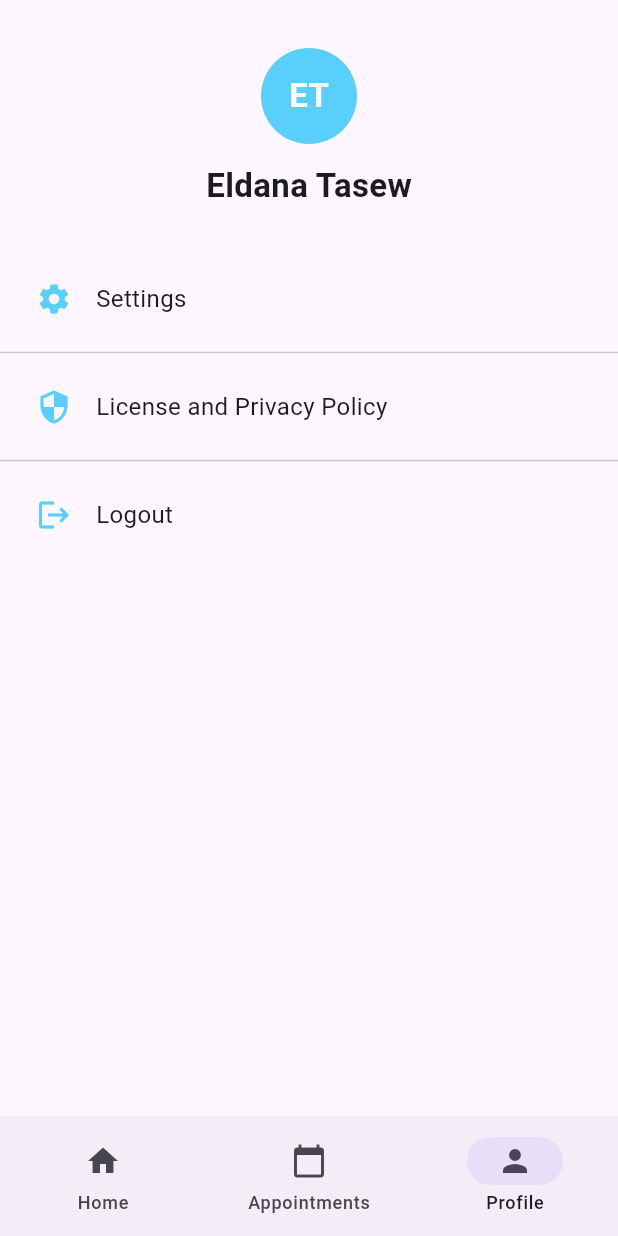
After one commit to bethelge/Flutter-TenaMed-Local-Medical-Appointment-System, a Flutter app: the ProfileScreen screen opened by its route, on a phone screen of 412 x 824 dp. The commit adds this screen. Run offline on Flutter 3.47's test engine with Material 3 defaults, Android fonts, the phone set to English and light mode, and no system bars; our stand-ins replace flutter_riverpod, go_router.

Commit message:
Added profile screen

```diff
--- /dev/null
+++ b/tena_med_flutter/tena_med_flutter/lib/features/appointment/presentation/screens/profile_screen.dart
@@ -0,0 +1,147 @@
+import 'package:flutter/material.dart';
+import 'package:go_router/go_router.dart';
+
+class ProfileScreen extends StatelessWidget {
+  final VoidCallback onLogout;
+
+  const ProfileScreen({Key? key, required this.onLogout}) : super(key: key);
+
+  @override
+  Widget build(BuildContext context) {
+    return Scaffold(
+      bottomNavigationBar: BottomNavBar(selectedIndex: 2),
+      body: SafeArea(
+        child: Column(
+          children: [
+            const SizedBox(height: 32),
+
+            // 🔵 User initials circle
+            Container(
+              height: 64,
+              width: 64,
+              decoration: const BoxDecoration(
+                shape: BoxShape.circle,
+                color: Color(0xFF58CFFD),
+              ),
+              alignment: Alignment.center,
+              child: const Text(
+                "ET",
+                style: TextStyle(
+                  color: Colors.white,
+                  fontSize: 22,
+                  fontWeight: FontWeight.bold,
+                ),
+              ),
+            ),
+
+            const SizedBox(height: 12),
+
+            // 👤 User name
+            const Text(
+              "Eldana Tasew",
+              style: TextStyle(
+                fontSize: 22,
+                fontWeight: FontWeight.bold,
+              ),
+            ),
+
+            const SizedBox(height: 32),
+
+            // ⚙️ Settings options
+            SettingsOption(
+              icon: Icons.settings,
+              title: "Settings",
+              onTap: () {
+                context.go('/settings');
+              },
+            ),
+            const Divider(),
+            SettingsOption(
+              icon: Icons.security,
+              title: "License and Privacy Policy",
+              onTap: () {
+                context.go('/privacy-policy');
+              },
+            ),
+            const Divider(),
+            SettingsOption(
+              icon: Icons.logout,
+              title: "Logout",
+              iconColor: Color(0xFF58CFFD),
+              onTap: () {
+                context.go('/');
+              },
+            ),
+
+            const Spacer(),
+          ],
+        ),
+      ),
+    );
+  }
+}
+
+class SettingsOption extends StatelessWidget {
+  final IconData icon;
+  final String title;
+  final VoidCallback onTap;
+  final Color iconColor;
+
+  const SettingsOption({
+    Key? key,
+    required this.icon,
+    required this.title,
+    required this.onTap,
+    this.iconColor = const Color(0xFF58CFFD),
+  }) : super(key: key);
+
+  @override
+  Widget build(BuildContext context) {
+    return InkWell(
+      onTap: onTap,
+      child: Padding(
+        padding: const EdgeInsets.symmetric(horizontal: 24, vertical: 16),
+        child: Row(
+          children: [
+            Icon(icon, color: iconColor),
+            const SizedBox(width: 16),
+            Text(
+              title,
+              style: const TextStyle(fontSize: 16),
+            ),
+          ],
+        ),
+      ),
+    );
+  }
+}
+
+class BottomNavBar extends StatelessWidget {
+  final int selectedIndex;
+
+  const BottomNavBar({Key? key, required this.selectedIndex}) : super(key: key);
+
+  @override
+  Widget build(BuildContext context) {
+    return NavigationBar(
+      destinations: const [
+        NavigationDestination(icon: Icon(Icons.home), label: "Home"),
+        NavigationDestination(icon: Icon(Icons.calendar_today), label: "Appointments"),
+        NavigationDestination(icon: Icon(Icons.person), label: "Profile"),
+      ],
+      selectedIndex: selectedIndex,
+      onDestinationSelected: (int index) {
+        if (index == selectedIndex) return;
+
+        if (index == 0) {
+          context.go("/post-booking-home");
+        } else if (index == 1) {
+          context.go("/appointment-list");
+        } else if (index == 2) {
+          context.go("/patient_profile");
+        }
+      },
+
+    );
+  }
+}
--- a/tena_med_flutter/tena_med_flutter/lib/main.dart
+++ b/tena_med_flutter/tena_med_flutter/lib/main.dart
@@ -17,6 +17,7 @@ import 'features/appointment/presentation/screens/patient_landing_screen.dart';
 import 'features/appointment/presentation/screens/patient_signup_screen.dart';
 import 'features/appointment/presentation/screens/post_booking_home_screen.dart';
 import 'features/appointment/presentation/screens/privacy_policy_screen.dart';
+import 'features/appointment/presentation/screens/profile_screen.dart';
 
 void main() {
   runApp(const ProviderScope(child: TenaMedApp()));
@@ -91,6 +92,10 @@ class TenaMedApp extends StatelessWidget {
           path: '/privacy-policy',
           builder: (context, state) => const PrivacyPolicyScreen(),
         ),
+        GoRoute(
+          path: '/patient_profile',
+          builder: (context, state) => ProfileScreen(onLogout: () {  },),
+        ),
 
       ],
     );
```
